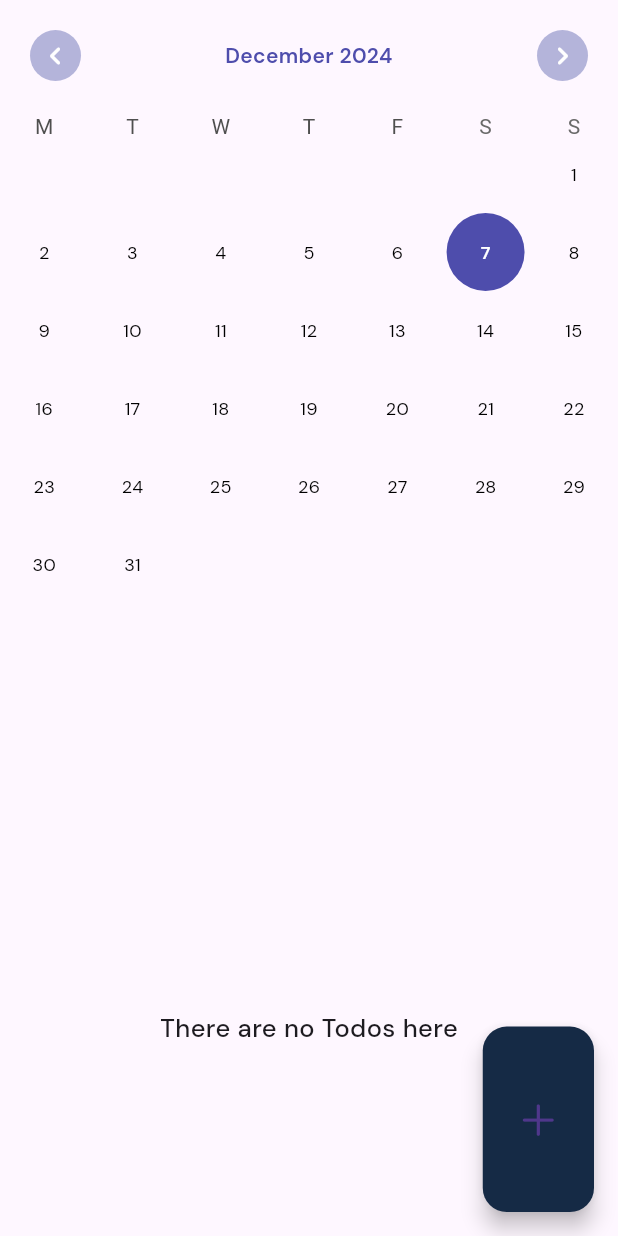
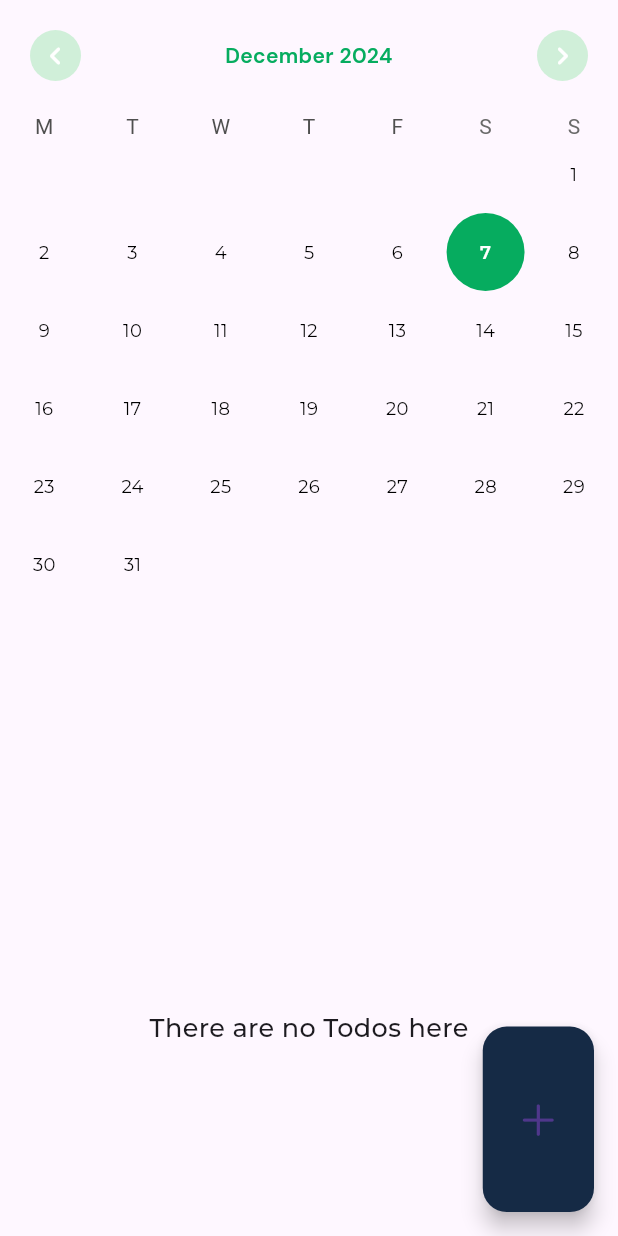
Before and after one commit to sujisujitha31/collaborative_task_manager, a Flutter app: the screen it shows once a user with an empty profile is signed in, on a phone screen of 412 x 824 dp. Run offline on Flutter 3.47's test engine with Material 3 defaults, Android fonts, the phone set to English and light mode, and no system bars; drawn by our look-alikes of table_calendar; our stand-ins replace cloud_firestore, firebase_auth, firebase_core, get, google_fonts, logger; missing offline and left inert: mailer; accounts and stored records are empty.

Commit message:
app color changed as green

```diff
--- a/lib/base_screen/desktop_base_screen.dart
+++ b/lib/base_screen/desktop_base_screen.dart
@@ -1,5 +1,5 @@
 import 'package:flutter/material.dart';
-import '../pages/menu/menu_view.dart';
+import '../pages/menu/navigation_menu.dart';
 
 class DesktopBaseScreen extends StatelessWidget {
   const DesktopBaseScreen({
@@ -13,11 +13,11 @@ class DesktopBaseScreen extends StatelessWidget {
     double h = MediaQuery.of(context).size.height;
     return Scaffold(
         resizeToAvoidBottomInset: false,
-        backgroundColor: const Color(0xfff5f5fa),
+        backgroundColor: const Color(0xffF5FEFA),
         body: SafeArea(
           child: Row(
             children: [
-              SizedBox(width: w * .17, child: buildDrawer(context)),
+              SizedBox(width: w * .17, height: h, child: buildDrawer(context)),
               SizedBox(
                   height: h,
                   width: w * .83,
--- a/lib/base_screen/tablet_base_screen.dart
+++ b/lib/base_screen/tablet_base_screen.dart
@@ -4,7 +4,7 @@ import 'package:todo_app/base_screen/base_screen_controller.dart';
 import 'package:todo_app/utils.dart' as u;
 import 'package:todo_app/globals.dart' as g;
 import '../constant.dart';
-import '../pages/menu/menu_view.dart';
+import '../pages/menu/navigation_menu.dart';
 
 class TabletBaseScreen extends StatelessWidget {
   const TabletBaseScreen({
--- a/lib/constant.dart
+++ b/lib/constant.dart
@@ -9,6 +9,11 @@ Color bg = const Color(0xffe7e7f3);
 Color purpleTheme = const Color(0xff4e4dac);
 Color orangeTheme = const Color(0xffffa79d);
 
+Color appColor = const Color(0xff06AC5F);
+Color navigationContainerBg = const Color(0xffE7F9F0);
+Color scaffoldBg = const Color(0xffF5FEFA);
+Color selectedNavigation = const Color(0xffD0EFD9);
+
 class Constants {
   static const String kTodoStatusDone = "done";
   static const String kTodoStatusUndone = "undone";
--- a/lib/main.dart
+++ b/lib/main.dart
@@ -6,7 +6,7 @@ import 'package:todo_app/pages/login/login_controller.dart';
 
 import 'firebase_options.dart';
 import 'pages/add_item/add_item_controller.dart';
-import 'pages/menu/menu_controller.dart';
+import 'pages/menu/navigation_controller.dart';
 import 'pages/splash/splash_screen.dart';
 import 'pages/todo_list/todo_list_controller.dart';
 
--- a/lib/pages/login/login_controller.dart
+++ b/lib/pages/login/login_controller.dart
@@ -5,7 +5,7 @@ import 'package:google_fonts/google_fonts.dart';
 import 'package:todo_app/firebase/firebase_database.dart';
 import 'package:todo_app/pages/login/desktop_login_view.dart';
 import 'package:todo_app/pages/login/mobile_login_view.dart';
-import 'package:todo_app/pages/menu/menu_controller.dart';
+import 'package:todo_app/pages/menu/navigation_controller.dart';
 import 'package:todo_app/pages/todo_list/todo_list_controller.dart';
 import 'package:todo_app/responsive_base_screen.dart';
 import 'package:todo_app/utils.dart' as u;
--- a/lib/pages/todo_list/mobile_todo_list_view.dart
+++ b/lib/pages/todo_list/mobile_todo_list_view.dart
@@ -8,6 +8,7 @@ import 'package:todo_app/utils.dart';
 import 'components/floating_button.dart';
 import 'components/todo_card.dart';
 import 'package:todo_app/utils.dart' as u;
+import 'package:todo_app/constant.dart' as c;
 
 class MobileTodoListView extends GetView<TodoListController> {
   MobileTodoListView({super.key});
@@ -44,13 +45,8 @@ class NavigationCalendar extends GetView<TodoListController> {
   Widget build(BuildContext context) {
     return GetBuilder<TodoListController>(builder: (cont) {
       return Container(
-        // padding: const EdgeInsets.symmetric(horizontal: 10, vertical: 5),
         width: w,
-        decoration: const BoxDecoration(
-            // color: Colors.blue.withOpacity(0.1),
-            // borderRadius: BorderRadius.circular(10),
-            // boxShadow: u.getBoxShadow()
-            ),
+        decoration: const BoxDecoration(),
         child: TableCalendar(
           // daysOfWeekVisible: false,
           calendarFormat: CalendarFormat.month,
@@ -80,7 +76,7 @@ class NavigationCalendar extends GetView<TodoListController> {
               formatButtonVisible: false,
               titleCentered: true,
               titleTextStyle: GoogleFonts.dmSans(
-                  color: const Color(0xff4e4dac), fontWeight: FontWeight.w600)),
+                  color: c.appColor, fontWeight: FontWeight.w600)),
           calendarStyle: const CalendarStyle(
             outsideDaysVisible: false,
           ),
@@ -90,7 +86,7 @@ class NavigationCalendar extends GetView<TodoListController> {
             },
             selectedBuilder: (context, day, focusedDay) => calenderDaysBox(day,
                 dayColor: Colors.white,
-                color: const Color(0xff4e4dac),
+                color: c.appColor,
                 weight: FontWeight.w600),
             todayBuilder: (context, day, focusedDay) => calenderDaysBox(
               day,
@@ -110,7 +106,7 @@ class NavigationCalendar extends GetView<TodoListController> {
   Container getChevIcon(IconData data) {
     return Container(
       decoration:
-          const BoxDecoration(color: Color(0xffb4b4da), shape: BoxShape.circle),
+          BoxDecoration(color: c.selectedNavigation, shape: BoxShape.circle),
       padding: const EdgeInsetsDirectional.all(5),
       child: Icon(
         data,
--- a/lib/responsive_base_screen.dart
+++ b/lib/responsive_base_screen.dart
@@ -1,6 +1,6 @@
 import 'package:flutter/material.dart';
 import 'package:get/get.dart';
-import 'package:todo_app/pages/menu/menu_controller.dart';
+import 'package:todo_app/pages/menu/navigation_controller.dart';
 import 'package:todo_app/responsive.dart';
 
 import 'base_screen/desktop_base_screen.dart';
--- a/lib/utils.dart
+++ b/lib/utils.dart
@@ -50,7 +50,7 @@ class TextWithDmSans extends StatelessWidget {
   Widget build(BuildContext context) {
     return Text(
       text,
-      style: GoogleFonts.dmSans(
+      style: GoogleFonts.montserrat(
           color: color,
           fontSize: fontSize,
           fontWeight: weight,
```
Also changed, not shown: lib/pages/menu/navigation_menu.dart (renamed from lib/pages/menu/menu_view.dart, +17 -7 lines), lib/pages/todo_list/desktop_todo_list_view.dart (+5 -2 lines), lib/pages/menu/navigation_controller.dart (renamed from lib/pages/menu/menu_controller.dart).
